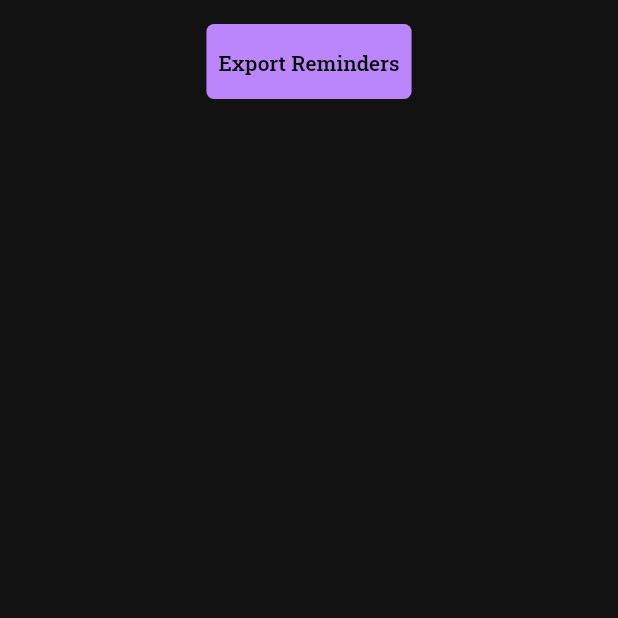
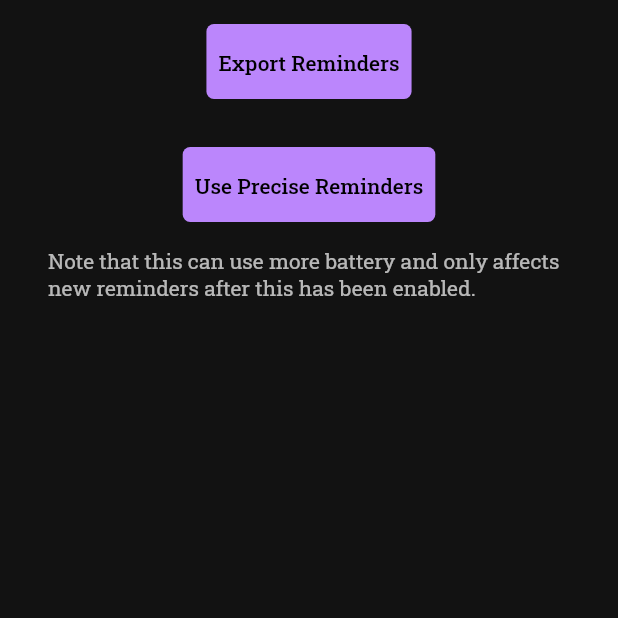
Before and after one commit to recursive-ui/open-reminders, a Flutter app: the SettingsScreen screen opened directly, on a phone screen of 412 x 824 dp, the top half of it. Run offline on Flutter 3.47's test engine with Material 2 defaults, Android fonts, the phone set to English and light mode, and no system bars; our stand-ins replace awesome_notifications, calendar_date_picker2, file_picker, google_fonts, permission_handler, shared_preferences; missing offline and left inert: localstore, textfield_tags; accounts and stored records are empty; statements that could not run were skipped.

Commit message:
Switched backend from json to localstorage.

```diff
--- /dev/null
+++ b/lib/models/local_storage_handler.dart
@@ -0,0 +1,35 @@
+import 'package:open_reminders/models/data_handler.dart';
+import 'package:open_reminders/models/reminder.dart';
+import 'package:localstore/localstore.dart';
+
+class LocalStorageHandler extends DataHandler {
+  late Localstore db;
+
+  @override
+  Future<void> addTask(Task newTask) async {
+    // final String id = db.collection('reminders').doc().id;
+    return db
+        .collection('reminders')
+        .doc(newTask.id.toString())
+        .set(newTask.toJson());
+  }
+
+  @override
+  Future<void> deleteTask(int taskId) async {
+    return db.collection('reminders').doc(taskId.toString()).delete();
+  }
+
+  @override
+  Future<List<Task>> readTasks() async {
+    Map<String, dynamic>? map = await db.collection('reminders').get();
+    if (map == null) {
+      return [];
+    }
+    return map.entries.map((t) => Task.fromMap(t.value)).toList();
+  }
+
+  @override
+  Future<void> initialise() async {
+    db = Localstore.instance;
+  }
+}
--- a/lib/models/notifications.dart
+++ b/lib/models/notifications.dart
@@ -28,7 +28,7 @@ class NotificationController {
   static Future<void> onActionReceivedMethod(
       ReceivedAction receivedAction) async {
     MyApp.navigatorKey.currentState?.pushNamedAndRemoveUntil(
-        '/home', (route) => (route.settings.name != '/home') || route.isFirst,
+        '/', (route) => (route.settings.name != '/') || route.isFirst,
         arguments: receivedAction);
   }
 }
--- a/lib/screens/settings.dart
+++ b/lib/screens/settings.dart
@@ -13,6 +13,16 @@ class SettingsScreen extends StatefulWidget {
 }
 
 class _SettingsScreenState extends State<SettingsScreen> {
+  bool usePrecise = false;
+
+  void togglePreciseNotifications() {
+    TaskModel model = Provider.of<TaskModel>(context, listen: false);
+    setState(() {
+      usePrecise = !usePrecise;
+    });
+    model.setPreciseNotifications(usePrecise);
+  }
+
   void exportReminders() async {
     TaskModel model = Provider.of<TaskModel>(context, listen: false);
     String? selectedDirectory = await FilePicker.platform.getDirectoryPath();
@@ -22,12 +32,19 @@ class _SettingsScreenState extends State<SettingsScreen> {
   }
 
   @override
+  void initState() {
+    super.initState();
+    TaskModel model = Provider.of<TaskModel>(context, listen: false);
+    usePrecise = model.usePreciseNotifications;
+  }
+
+  @override
   Widget build(BuildContext context) {
     return Scaffold(
       body: SafeArea(
         child: Column(
-          mainAxisAlignment: MainAxisAlignment.spaceBetween,
-          crossAxisAlignment: CrossAxisAlignment.start,
+          mainAxisAlignment: MainAxisAlignment.start,
+          crossAxisAlignment: CrossAxisAlignment.center,
           children: [
             Center(
               child: Padding(
@@ -49,6 +66,45 @@ class _SettingsScreenState extends State<SettingsScreen> {
                   ),
                 ),
               ),
+            ),
+            Center(
+              child: Padding(
+                padding: const EdgeInsets.all(16.0),
+                child: SizedBox(
+                  height: 50.0,
+                  child: Container(
+                    decoration: BoxDecoration(
+                      color: ThemeColors.kPrimary,
+                      borderRadius: BorderRadius.circular(5.0),
+                    ),
+                    child: TextButton(
+                      onPressed: togglePreciseNotifications,
+                      child: Text(
+                        usePrecise
+                            ? 'Stop Precise Reminders'
+                            : 'Use Precise Reminders',
+                        style: const TextStyle(color: ThemeColors.kOnPrimary),
+                      ),
+                    ),
+                  ),
+                ),
+              ),
+            ),
+            Center(
+              child: Padding(
+                padding: const EdgeInsets.only(
+                  left: 32,
+                  right: 32,
+                  top: 0,
+                  bottom: 16,
+                ),
+                child: Text(
+                  'Note that this can use more battery and only affects new reminders after this has been enabled.',
+                  style: TextStyle(
+                    color: ThemeColors.kOnBackground.withOpacity(0.7),
+                  ),
+                ),
+              ),
             )
           ],
         ),
--- a/lib/widgets/completed_list_item.dart
+++ b/lib/widgets/completed_list_item.dart
@@ -239,7 +239,8 @@ class _CompletedListItemState extends State<CompletedListItem> {
                                         vertical: 0,
                                       ),
                                       child: Text(
-                                        prettyDate(widget.task.completedOn) ??
+                                        prettyCompletedDate(
+                                                widget.task.completedOn) ??
                                             '',
                                         style: const TextStyle(
                                           fontSize: 12,
--- a/lib/widgets/reminder_list_item.dart
+++ b/lib/widgets/reminder_list_item.dart
@@ -25,9 +25,9 @@ class _ReminderListItemState extends State<ReminderListItem> {
     model.deleteTask(widget.task.id);
   }
 
-  void completeTask(bool? value) {
+  void completeTask(bool? value) async {
     TaskModel model = Provider.of<TaskModel>(context, listen: false);
-    model.completeTask(widget.task.id);
+    await model.completeTask(widget.task.id);
   }
 
   void editReminder(BuildContext context) {
--- a/pubspec.yaml
+++ b/pubspec.yaml
@@ -47,6 +47,7 @@ dependencies:
   awesome_notifications: ^0.7.4+1
   path_provider: ^2.0.15
   permission_handler: ^10.2.0
+  localstore: ^1.3.5
 
 dev_dependencies:
   flutter_test:
```
Also changed, not shown: lib/main.dart (+24 -3 lines), lib/models/data_handler.dart (added, +8 -0 lines), lib/models/json_handler.dart (+45 -26 lines), lib/models/reminder.dart (+41 -12 lines), lib/models/task.dart (+73 -14 lines), lib/screens/home.dart (+0 -18 lines), lib/utilities.dart (+19 -0 lines), pubspec.lock, 1 other file.
